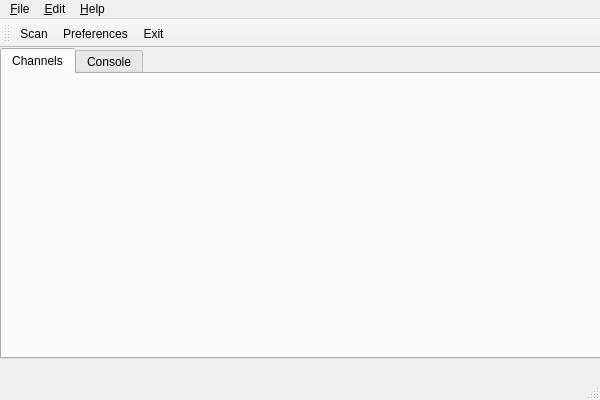
Above: gui/mainwindow.ui from esden/flosslogic before the change. Below: the same form after it.
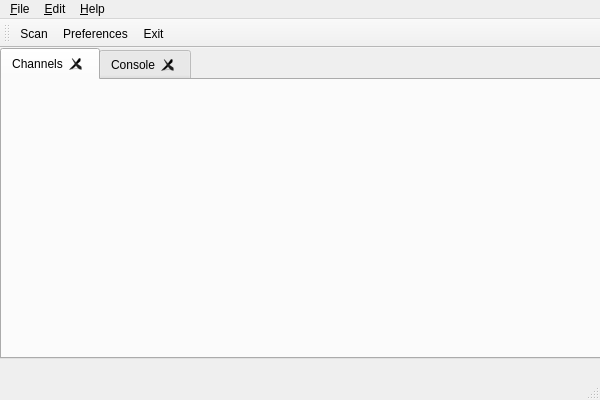
That is the form after the change. Icons and pictures are not drawn.

Commit message: Make tabs closable and movable.

Patch:
```diff
--- a/gui/mainwindow.ui
+++ b/gui/mainwindow.ui
@@ -26,6 +26,12 @@
     <property name="currentIndex">
      <number>0</number>
     </property>
+    <property name="tabsClosable">
+     <bool>true</bool>
+    </property>
+    <property name="movable">
+     <bool>true</bool>
+    </property>
     <widget class="QWidget" name="channelsTab">
      <attribute name="title">
       <string>Channels</string>
```
